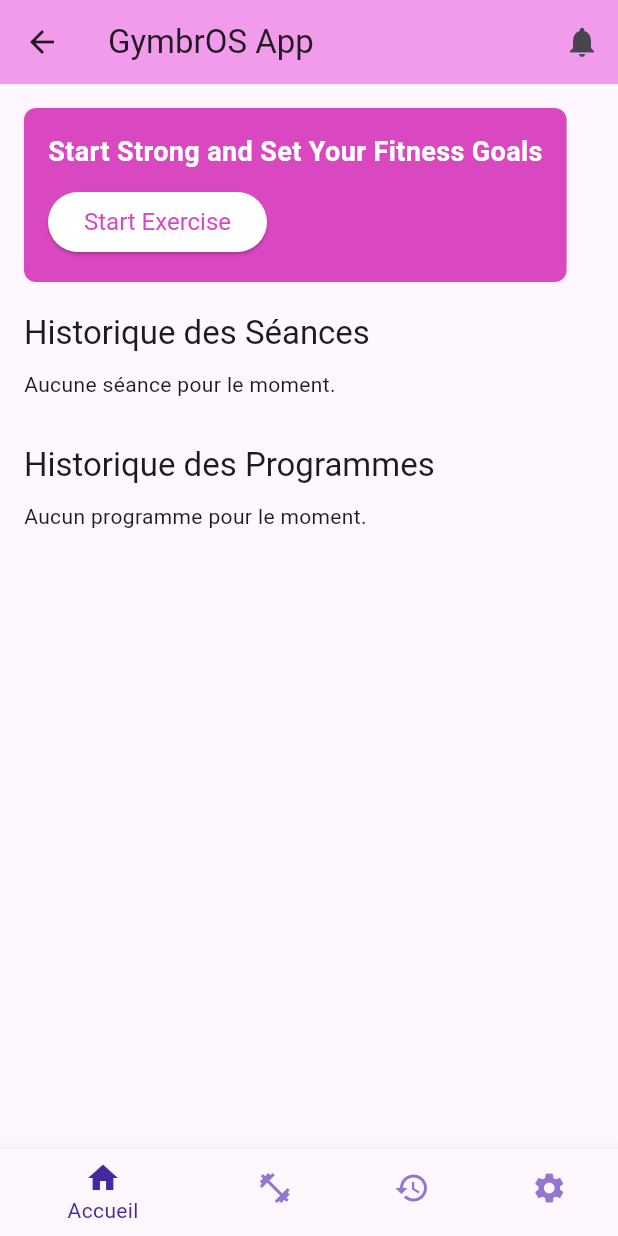
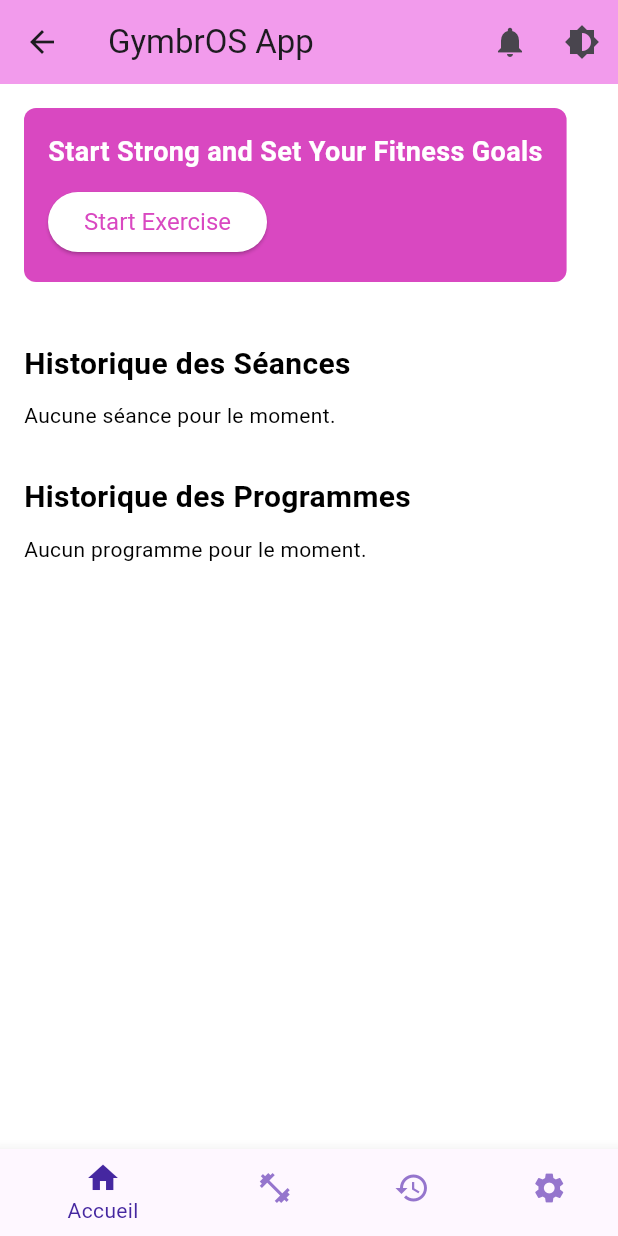
Before and after one commit to Roowka/GymbrOS, a Flutter app: the MainNavigation screen opened by its route, on a phone screen of 412 x 824 dp. Run offline on Flutter 3.47's test engine with Material 3 defaults, Android fonts, the light colour scheme and no system bars; our stand-ins replace sqflite; accounts and stored records are empty.

Commit message:
feat: creation dark theme

```diff
--- a/lib/src/home.dart
+++ b/lib/src/home.dart
@@ -9,8 +9,11 @@ import 'package:gymbros/src/features/session/page/session_details_page.dart';
 import 'package:intl/intl.dart';
 
 class MyHomePage extends StatefulWidget {
-  const MyHomePage({super.key, required this.title});
   final String title;
+  final VoidCallback onToggleTheme; // Ajout du paramètre pour basculer le thème
+
+  const MyHomePage(
+      {super.key, required this.title, required this.onToggleTheme});
 
   @override
   State<MyHomePage> createState() => _MyHomePageState();
@@ -29,7 +32,16 @@ class _MyHomePageState extends State<MyHomePage> {
         actions: [
           IconButton(
             icon: const Icon(Icons.notifications),
-            onPressed: () {},
+            onPressed: () {
+              // Ajoutez ici la logique pour gérer les notifications
+              ScaffoldMessenger.of(context).showSnackBar(
+                const SnackBar(content: Text('Notifications clicked')),
+              );
+            },
+          ),
+          IconButton(
+            icon: const Icon(Icons.brightness_6),
+            onPressed: widget.onToggleTheme, // Appel de la fonction toggleTheme
           ),
         ],
       ),
@@ -38,8 +50,30 @@ class _MyHomePageState extends State<MyHomePage> {
         child: Column(
           crossAxisAlignment: CrossAxisAlignment.start,
           children: [
-            // Section de création de séance
-            Container(
+            // Section : Démarrage rapide
+            _buildQuickStartSection(context),
+            const SizedBox(height: 20),
+
+            // Section : Historique des séances
+            _buildSectionTitle('Historique des Séances'),
+            const SizedBox(height: 10),
+            _buildSessionHistory(context, sessionProvider),
+
+            const SizedBox(height: 30),
+
+            // Section : Historique des programmes
+            _buildSectionTitle('Historique des Programmes'),
+            const SizedBox(height: 10),
+            _buildProgramHistory(context, programProvider),
+          ],
+        ),
+      ),
+    );
+  }
+
+  // Widget : Section Démarrage rapide
+  Widget _buildQuickStartSection(BuildContext context) {
+    return Container(
       margin: const EdgeInsets.only(bottom: 20),
       padding: const EdgeInsets.all(16),
       decoration: BoxDecoration(
@@ -67,26 +101,36 @@ class _MyHomePageState extends State<MyHomePage> {
                 ),
               );
             },
-                    child: const Text('Start Exercise'),
             style: ElevatedButton.styleFrom(
               foregroundColor: AppColors.primaryColor,
               backgroundColor: Colors.white,
               textStyle: const TextStyle(fontSize: 16),
             ),
+            child: const Text('Start Exercise'),
           ),
         ],
       ),
+    );
+  }
+
+  // Widget : Titre de section
+  Widget _buildSectionTitle(String title) {
+    return Text(
+      title,
+      style: const TextStyle(
+        fontSize: 20,
+        fontWeight: FontWeight.bold,
       ),
-            // Section historique des séances
-            Text(
-              'Historique des Séances',
-              style: Theme.of(context).textTheme.titleLarge,
-            ),
-            const SizedBox(height: 10),
-            if (sessionProvider.sessions.isEmpty)
-              const Text('Aucune séance pour le moment.')
-            else
-              Column(
+    );
+  }
+
+  // Widget : Historique des séances
+  Widget _buildSessionHistory(
+      BuildContext context, SessionProvider sessionProvider) {
+    if (sessionProvider.sessions.isEmpty) {
+      return const Text('Aucune séance pour le moment.');
+    } else {
+      return Column(
         children: sessionProvider.sessions.map((session) {
           String formattedDate =
               DateFormat('dd MMM yyyy').format(DateTime.now());
@@ -99,26 +143,23 @@ class _MyHomePageState extends State<MyHomePage> {
               Navigator.push(
                 context,
                 MaterialPageRoute(
-                          builder: (context) =>
-                              SessionDetailsPage(session: session),
+                  builder: (context) => SessionDetailsPage(session: session),
                 ),
               );
             },
           );
         }).toList(),
-              ),
-            const SizedBox(height: 30),
+      );
+    }
+  }
 
-            // Section historique des programmes
-            Text(
-              'Historique des Programmes',
-              style: Theme.of(context).textTheme.titleLarge,
-            ),
-            const SizedBox(height: 10),
-            if (programProvider.programs.isEmpty)
-              const Text('Aucun programme pour le moment.')
-            else
-              Column(
+  // Widget : Historique des programmes
+  Widget _buildProgramHistory(
+      BuildContext context, ProgramProvider programProvider) {
+    if (programProvider.programs.isEmpty) {
+      return const Text('Aucun programme pour le moment.');
+    } else {
+      return Column(
         children: programProvider.programs.map((program) {
           String formattedDate =
               DateFormat('dd MMM yyyy').format(DateTime.now());
@@ -128,10 +169,7 @@ class _MyHomePageState extends State<MyHomePage> {
             workoutDuration: 'Program Details',
           );
         }).toList(),
-              ),
-          ],
-        ),
-      ),
       );
     }
   }
+}
--- a/lib/src/layout.dart
+++ b/lib/src/layout.dart
@@ -6,8 +6,23 @@ import 'package:gymbros/src/features/session/page/session_page.dart';
 import 'package:gymbros/src/features/program/page/program_page.dart';
 import 'package:gymbros/src/features/settings/page/settings_page.dart';
 
-class MyApp extends StatelessWidget {
+class MyApp extends StatefulWidget {
   const MyApp({super.key});
+
+  @override
+  _MyAppState createState() => _MyAppState();
+}
+
+class _MyAppState extends State<MyApp> {
+  // State to manage theme mode
+  ThemeMode _themeMode = ThemeMode.light;
+
+  void toggleTheme() {
+    setState(() {
+      _themeMode =
+          _themeMode == ThemeMode.light ? ThemeMode.dark : ThemeMode.light;
+    });
+  }
 
   @override
   Widget build(BuildContext context) {
@@ -16,12 +31,73 @@ class MyApp extends StatelessWidget {
       theme: ThemeData(
         colorScheme: ColorScheme.fromSeed(seedColor: Colors.deepPurple),
         useMaterial3: true,
+        scaffoldBackgroundColor: Colors.white,
+        textTheme: const TextTheme(
+          bodyMedium: TextStyle(color: Colors.black),
+        ),
+        inputDecorationTheme: InputDecorationTheme(
+          labelStyle: const TextStyle(color: Colors.black), // Label clair
+          hintStyle: const TextStyle(
+              color: Colors.black54), // Texte d'indication clair
+          enabledBorder: OutlineInputBorder(
+            borderSide: const BorderSide(color: Colors.black54),
+            borderRadius: BorderRadius.circular(8),
+          ),
+          focusedBorder: OutlineInputBorder(
+            borderSide: BorderSide(color: Colors.deepPurple[800]!),
+            borderRadius: BorderRadius.circular(8),
+          ),
+          filled: true,
+          fillColor: Colors.white,
+          contentPadding:
+              const EdgeInsets.symmetric(horizontal: 12, vertical: 12),
+        ),
+        dropdownMenuTheme: const DropdownMenuThemeData(
+          textStyle: TextStyle(color: Colors.black), // Texte clair
+          inputDecorationTheme: InputDecorationTheme(
+            filled: true,
+            fillColor: Colors.white,
+          ),
+        ),
       ),
-      home: LoginPage(), // Start with the login page
+      darkTheme: ThemeData(
+        colorScheme: ColorScheme.fromSeed(seedColor: Colors.deepPurple),
+        useMaterial3: true,
+        scaffoldBackgroundColor: Colors.grey[900],
+        textTheme: const TextTheme(
+          bodyMedium: TextStyle(color: Colors.white),
+        ),
+        inputDecorationTheme: InputDecorationTheme(
+          labelStyle: const TextStyle(color: Colors.white), // Label sombre
+          hintStyle: const TextStyle(
+              color: Colors.white70), // Texte d'indication sombre
+          enabledBorder: OutlineInputBorder(
+            borderSide: const BorderSide(color: Colors.white54),
+            borderRadius: BorderRadius.circular(8),
+          ),
+          focusedBorder: OutlineInputBorder(
+            borderSide: BorderSide(color: Colors.deepPurple[300]!),
+            borderRadius: BorderRadius.circular(8),
+          ),
+          filled: true,
+          fillColor: Colors.grey[800],
+          contentPadding:
+              const EdgeInsets.symmetric(horizontal: 12, vertical: 12),
+        ),
+        dropdownMenuTheme: DropdownMenuThemeData(
+          textStyle: const TextStyle(color: Colors.white), // Texte sombre
+          inputDecorationTheme: InputDecorationTheme(
+            filled: true,
+            fillColor: Colors.grey[800],
+          ),
+        ),
+      ),
+      themeMode: _themeMode,
+      home: MainNavigation(onToggleTheme: toggleTheme),
       routes: {
         '/login': (context) => LoginPage(),
         '/signup': (context) => SignUpPage(),
-        '/home': (context) => const MainNavigation(),
+        '/home': (context) => MainNavigation(onToggleTheme: toggleTheme),
       },
       onUnknownRoute: (settings) {
         return MaterialPageRoute(
@@ -35,7 +111,9 @@ class MyApp extends StatelessWidget {
 }
 
 class MainNavigation extends StatefulWidget {
-  const MainNavigation({super.key});
+  final VoidCallback onToggleTheme;
+
+  const MainNavigation({super.key, required this.onToggleTheme});
 
   @override
   _MainNavigationState createState() => _MainNavigationState();
@@ -44,13 +122,20 @@ class MainNavigation extends StatefulWidget {
 class _MainNavigationState extends State<MainNavigation> {
   int _selectedIndex = 0;
 
-  // List of widgets for each tab
-  static const List<Widget> _pages = <Widget>[
-    MyHomePage(title: 'GymbrOS App'), // Page 0
-    SessionPage(), // Page 1
-    ProgramPage(), // Page 2
-    SettingsPage(), // Page 3
-  ];
+  // Liste des pages
+  late final List<Widget> _pages;
+
+  @override
+  void initState() {
+    super.initState();
+    _pages = [
+      MyHomePage(
+          title: 'GymbrOS App', onToggleTheme: widget.onToggleTheme), // Page 0
+      SessionPage(), // Page 1
+      ProgramPage(), // Page 2
+      SettingsPage(), // Page 3
+    ];
+  }
 
   void _onItemTapped(int index) {
     setState(() {
@@ -70,7 +155,7 @@ class _MainNavigationState extends State<MainNavigation> {
           ),
           BottomNavigationBarItem(
             icon: Icon(Icons.fitness_center),
-            label: 'Seances',
+            label: 'Séances',
           ),
           BottomNavigationBarItem(
             icon: Icon(Icons.history),
```
Also changed, not shown: lib/src/features/session/page/session_page.dart (+0 -11 lines). Lines whose indentation alone changed are shown as unchanged.
